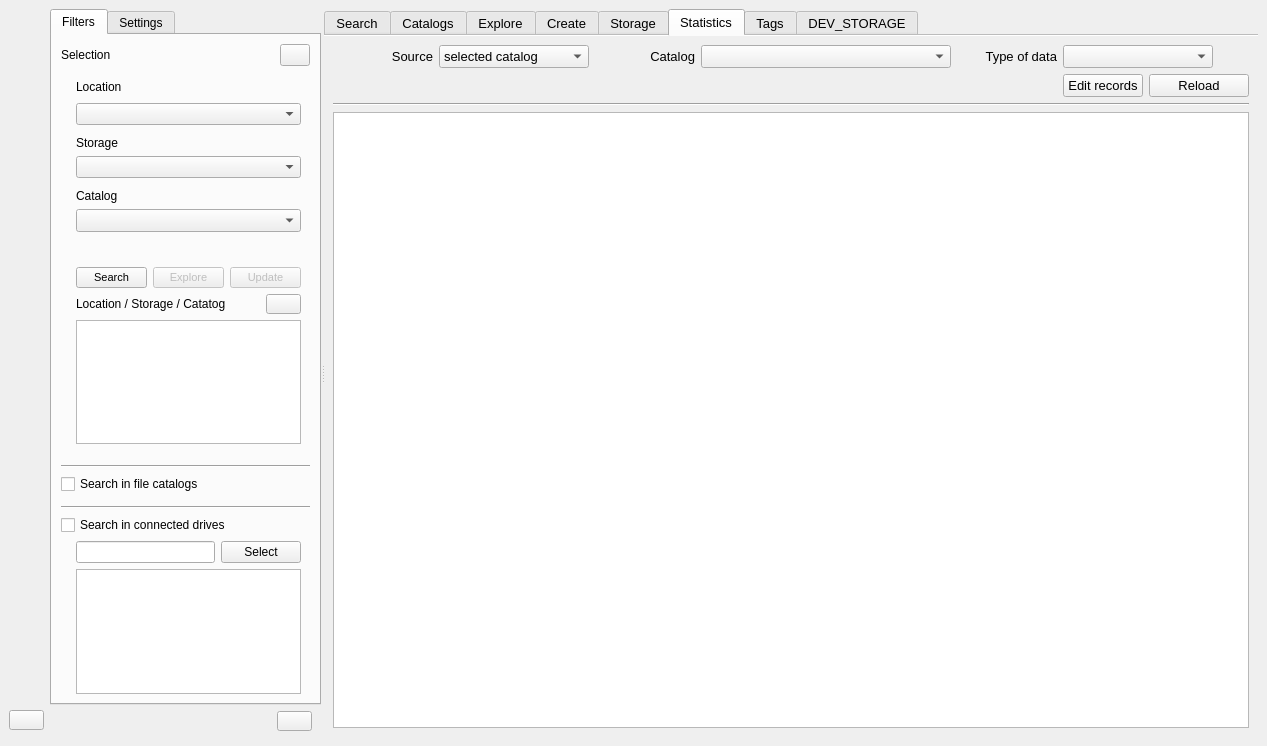
Old version of the form mainwindow.ui in the repository StephaneCouturier/Katalog.
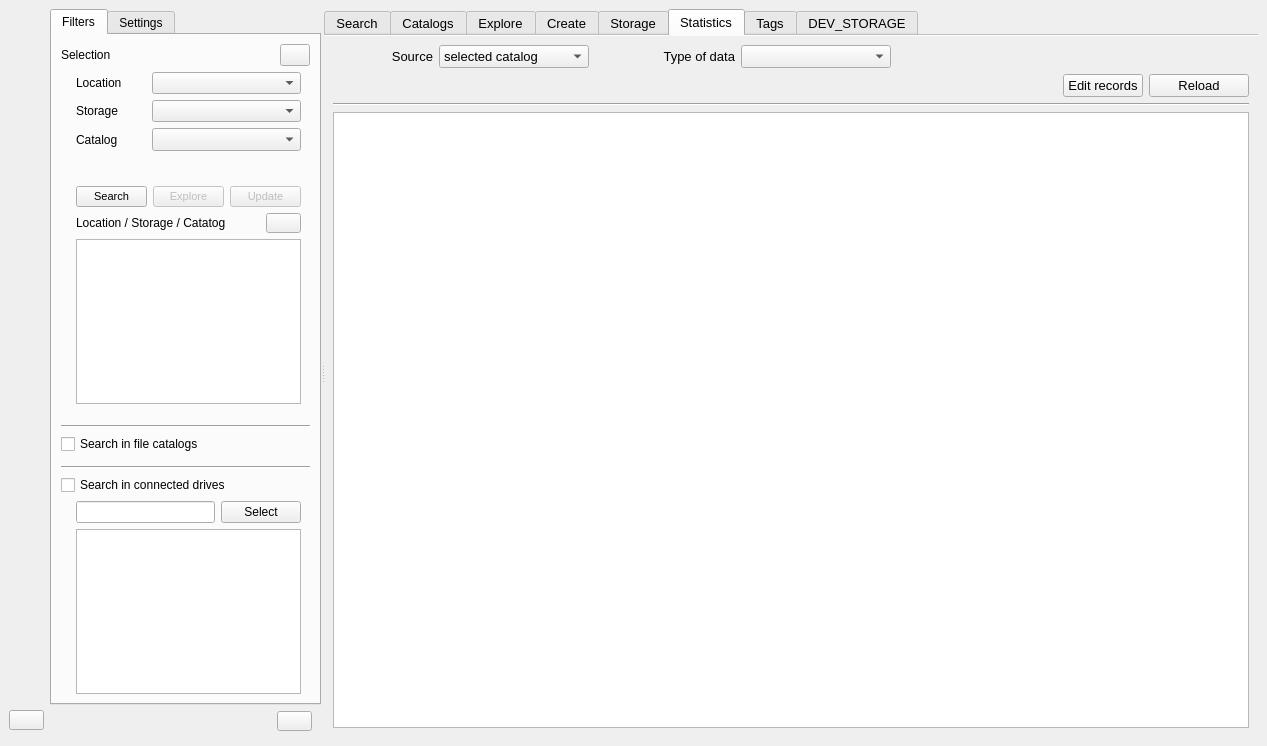
New version of the form. The open tabs and pages were chosen to show the change. Icons and pictures are not drawn. Custom widgets are drawn as their Qt base class.

Patch:
```diff
--- a/mainwindow.ui
+++ b/mainwindow.ui
@@ -224,55 +224,8 @@
                 <number>0</number>
                </property>
                <item>
-                <spacer name="Filters_verticalSpacer_5">
-                 <property name="orientation">
-                  <enum>Qt::Vertical</enum>
-                 </property>
-                 <property name="sizeType">
-                  <enum>QSizePolicy::Fixed</enum>
-                 </property>
-                 <property name="sizeHint" stdset="0">
-                  <size>
-                   <width>20</width>
-                   <height>5</height>
-                  </size>
-                 </property>
-                </spacer>
-               </item>
-               <item>
-                <layout class="QHBoxLayout" name="horizontalLayout_2">
-                 <item>
-                  <widget class="QLabel" name="Filters_label_Location">
-                   <property name="minimumSize">
-                    <size>
-                     <width>70</width>
-                     <height>0</height>
-                    </size>
-                   </property>
-                   <property name="text">
-                    <string>Location</string>
-                   </property>
-                   <property name="alignment">
-                    <set>Qt::AlignLeading|Qt::AlignLeft|Qt::AlignVCenter</set>
-                   </property>
-                  </widget>
-                 </item>
-                 <item>
-                  <spacer name="horizontalSpacer_2">
-                   <property name="orientation">
-                    <enum>Qt::Horizontal</enum>
-                   </property>
-                   <property name="sizeHint" stdset="0">
-                    <size>
-                     <width>40</width>
-                     <height>20</height>
-                    </size>
-                   </property>
-                  </spacer>
-                 </item>
-                </layout>
-               </item>
-               <item>
+                <layout class="QGridLayout" name="gridLayout_2">
+                 <item row="0" column="1">
                 <widget class="QComboBox" name="Filters_comboBox_SelectLocation">
                  <property name="sizePolicy">
                   <sizepolicy hsizetype="Expanding" vsizetype="Fixed">
@@ -282,39 +235,7 @@
                  </property>
                 </widget>
                </item>
-               <item>
-                <spacer name="Filters_verticalSpacer_02">
-                 <property name="orientation">
-                  <enum>Qt::Vertical</enum>
-                 </property>
-                 <property name="sizeType">
-                  <enum>QSizePolicy::Fixed</enum>
-                 </property>
-                 <property name="sizeHint" stdset="0">
-                  <size>
-                   <width>20</width>
-                   <height>5</height>
-                  </size>
-                 </property>
-                </spacer>
-               </item>
-               <item>
-                <widget class="QLabel" name="Filters_label_Storage">
-                 <property name="minimumSize">
-                  <size>
-                   <width>60</width>
-                   <height>0</height>
-                  </size>
-                 </property>
-                 <property name="text">
-                  <string>Storage</string>
-                 </property>
-                 <property name="alignment">
-                  <set>Qt::AlignLeading|Qt::AlignLeft|Qt::AlignVCenter</set>
-                 </property>
-                </widget>
-               </item>
-               <item>
+                 <item row="1" column="1">
                 <widget class="QComboBox" name="Filters_comboBox_SelectStorage">
                  <property name="sizePolicy">
                   <sizepolicy hsizetype="Expanding" vsizetype="Fixed">
@@ -324,23 +245,39 @@
                  </property>
                 </widget>
                </item>
-               <item>
-                <spacer name="Filters_verticalSpacer_03">
-                 <property name="orientation">
-                  <enum>Qt::Vertical</enum>
-                 </property>
-                 <property name="sizeType">
-                  <enum>QSizePolicy::Fixed</enum>
-                 </property>
-                 <property name="sizeHint" stdset="0">
+                 <item row="1" column="0">
+                  <widget class="QLabel" name="Filters_label_Storage">
+                   <property name="minimumSize">
+                    <size>
+                     <width>60</width>
+                     <height>0</height>
+                    </size>
+                   </property>
+                   <property name="text">
+                    <string>Storage</string>
+                   </property>
+                   <property name="alignment">
+                    <set>Qt::AlignLeading|Qt::AlignLeft|Qt::AlignVCenter</set>
+                   </property>
+                  </widget>
+                 </item>
+                 <item row="0" column="0">
+                  <widget class="QLabel" name="Filters_label_Location">
+                   <property name="minimumSize">
                   <size>
-                   <width>20</width>
-                   <height>5</height>
-                  </size>
-                 </property>
-                </spacer>
-               </item>
-               <item>
+                     <width>70</width>
+                     <height>0</height>
+                    </size>
+                   </property>
+                   <property name="text">
+                    <string>Location</string>
+                   </property>
+                   <property name="alignment">
+                    <set>Qt::AlignLeading|Qt::AlignLeft|Qt::AlignVCenter</set>
+                   </property>
+                  </widget>
+                 </item>
+                 <item row="2" column="0">
                 <widget class="QLabel" name="Filters_label_Catalog">
                  <property name="minimumSize">
                   <size>
@@ -356,7 +293,7 @@
                  </property>
                 </widget>
                </item>
-               <item>
+                 <item row="2" column="1">
                 <widget class="QComboBox" name="Filters_comboBox_SelectCatalog">
                  <property name="sizePolicy">
                   <sizepolicy hsizetype="Expanding" vsizetype="Fixed">
@@ -371,6 +308,8 @@
                  </property>
                 </widget>
                </item>
+                </layout>
+               </item>
                <item>
                 <spacer name="Filters_verticalSpacer_4">
                  <property name="orientation">
@@ -6083,33 +6022,20 @@
                  </widget>
                 </item>
                 <item>
-                 <widget class="QLabel" name="Statistics_label_Catalog">
-                  <property name="minimumSize">
-                   <size>
-                    <width>100</width>
-                    <height>0</height>
-                   </size>
+                 <spacer name="horizontalSpacer_4">
+                  <property name="orientation">
+                   <enum>Qt::Horizontal</enum>
                   </property>
-                  <property name="text">
-                   <string>Catalog</string>
+                  <property name="sizeType">
+                   <enum>QSizePolicy::Fixed</enum>
                   </property>
-                  <property name="alignment">
-                   <set>Qt::AlignRight|Qt::AlignTrailing|Qt::AlignVCenter</set>
-                  </property>
-                 </widget>
-                </item>
-                <item>
-                 <widget class="QComboBox" name="Statistics_comboBox_SelectCatalog">
-                  <property name="minimumSize">
+                  <property name="sizeHint" stdset="0">
                    <size>
-                    <width>250</width>
-                    <height>0</height>
+                    <width>40</width>
+                    <height>20</height>
                    </size>
                   </property>
-                  <property name="toolTip">
-                   <string>Select a catalog</string>
-                  </property>
-                 </widget>
+                 </spacer>
                 </item>
                 <item>
                  <widget class="QLabel" name="Statistics_label_DataType">
```
Left out of the diff: 4 changed lines with no effect on the pictures. Lines whose indentation alone changed are shown as unchanged.
